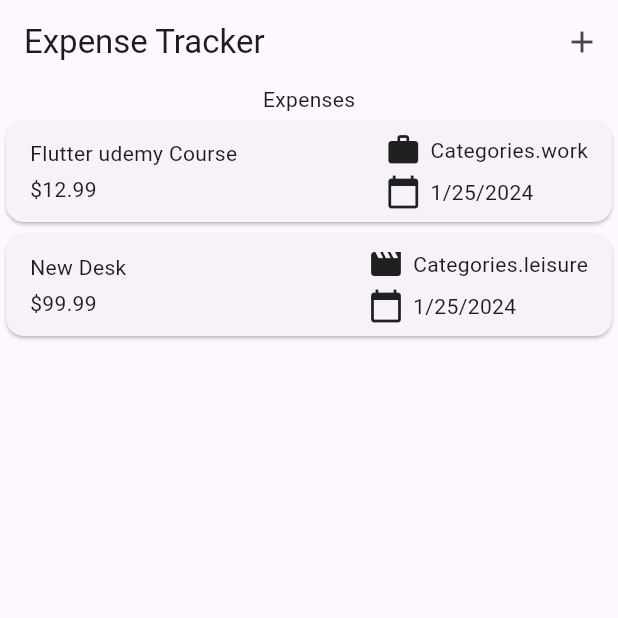
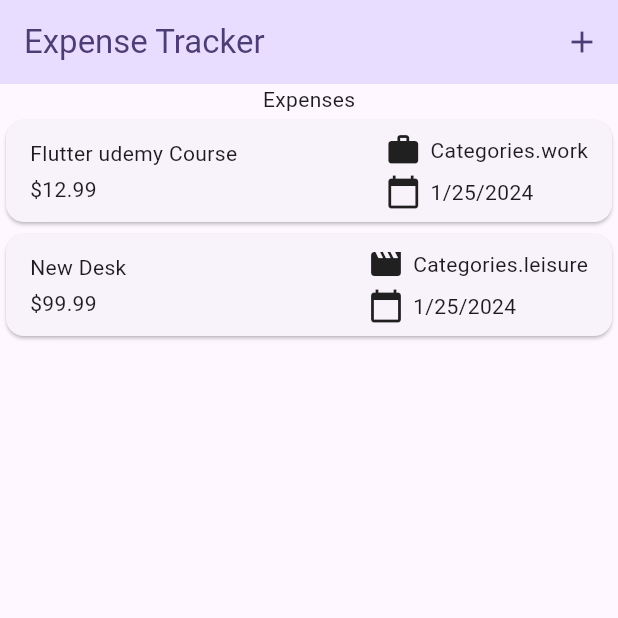
Before and after one commit to taufiqelahi/Udemy_Flutter_Section5, a Flutter app: the screen it shows after launch, on a phone screen of 412 x 824 dp, the top half of it. Run offline on Flutter 3.47's test engine with Material 3 defaults, Android fonts, the phone set to English and light mode, and no system bars.

Commit message:
added color shemema in theme data

```diff
--- a/lib/main.dart
+++ b/lib/main.dart
@@ -1,5 +1,8 @@
 import 'package:expense_tracker/expenses_screen.dart';
 import 'package:flutter/material.dart';
+
+var kColorSchema =
+    ColorScheme.fromSeed(seedColor: Color.fromARGB(255, 96, 59, 181));
 
 void main() {
   runApp(const MyApp());
@@ -11,7 +14,14 @@ class MyApp extends StatelessWidget {
   @override
   Widget build(BuildContext context) {
     return MaterialApp(
-      home: ExpensesScreen(),
+      theme: ThemeData().copyWith(
+        colorScheme: kColorSchema,
+        appBarTheme: AppBarTheme(
+          backgroundColor: kColorSchema.primaryContainer,
+          foregroundColor: kColorSchema.onPrimaryContainer
+        )
+      ),
+      home: const ExpensesScreen(),
     );
   }
 }
```
